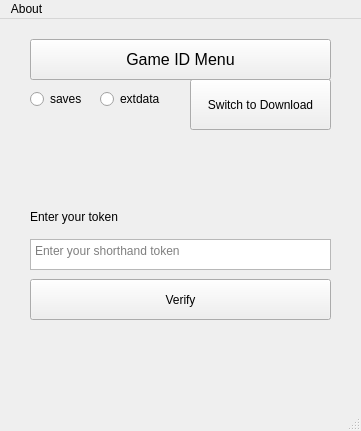
Qt form mainwindow.ui (regimensocial/citraholdUI) before a commit.
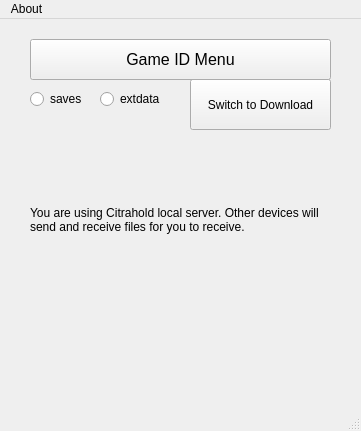
The same form after that commit. The open tabs and pages were chosen to show the change. Icons and pictures are not drawn.

The edit to the form file:
```diff
--- a/mainwindow.ui
+++ b/mainwindow.ui
@@ -199,6 +199,24 @@
       </property>
      </widget>
     </widget>
+    <widget class="QWidget" name="serverWidget">
+     <widget class="QLabel" name="label">
+      <property name="geometry">
+       <rect>
+        <x>40</x>
+        <y>40</y>
+        <width>301</width>
+        <height>81</height>
+       </rect>
+      </property>
+      <property name="text">
+       <string>You are using Citrahold local server. Other devices will send and receive files for you to receive.</string>
+      </property>
+      <property name="wordWrap">
+       <bool>true</bool>
+      </property>
+     </widget>
+    </widget>
     <widget class="QWidget" name="downloadWidget">
      <widget class="QPushButton" name="downloadButton">
       <property name="geometry">
```
Left out of the diff: 10 changed lines with no effect on the pictures.
